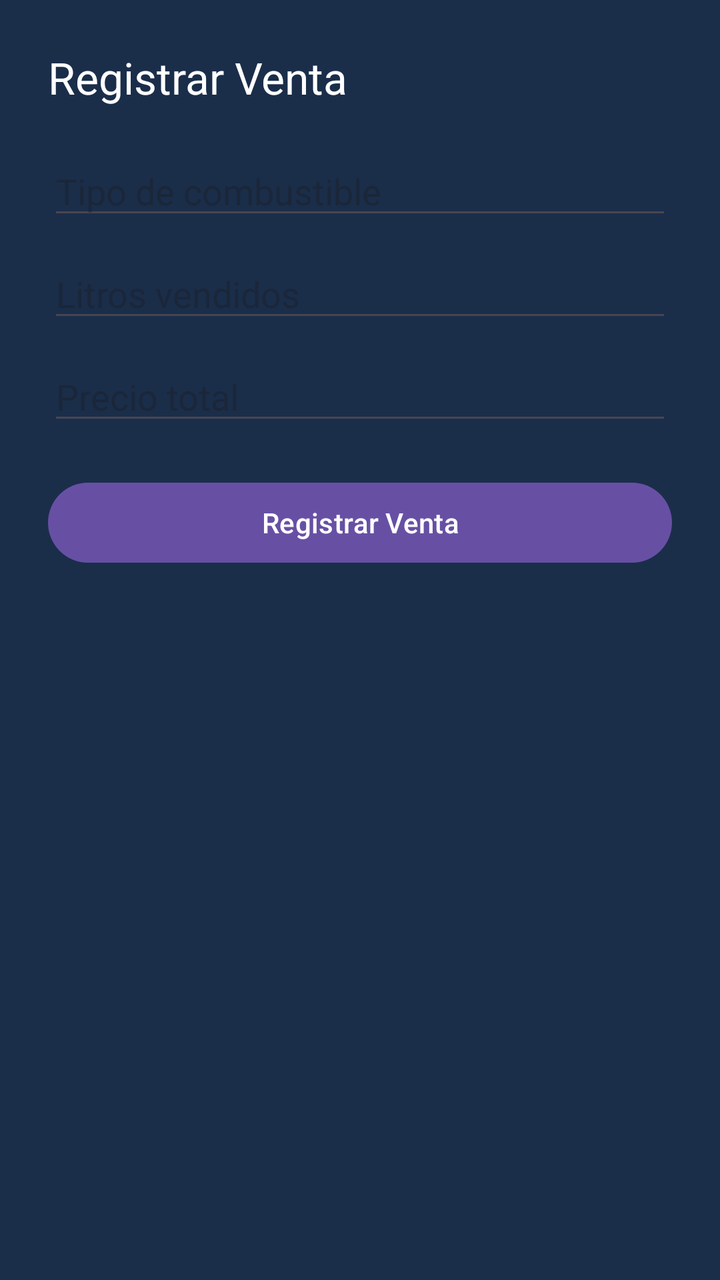
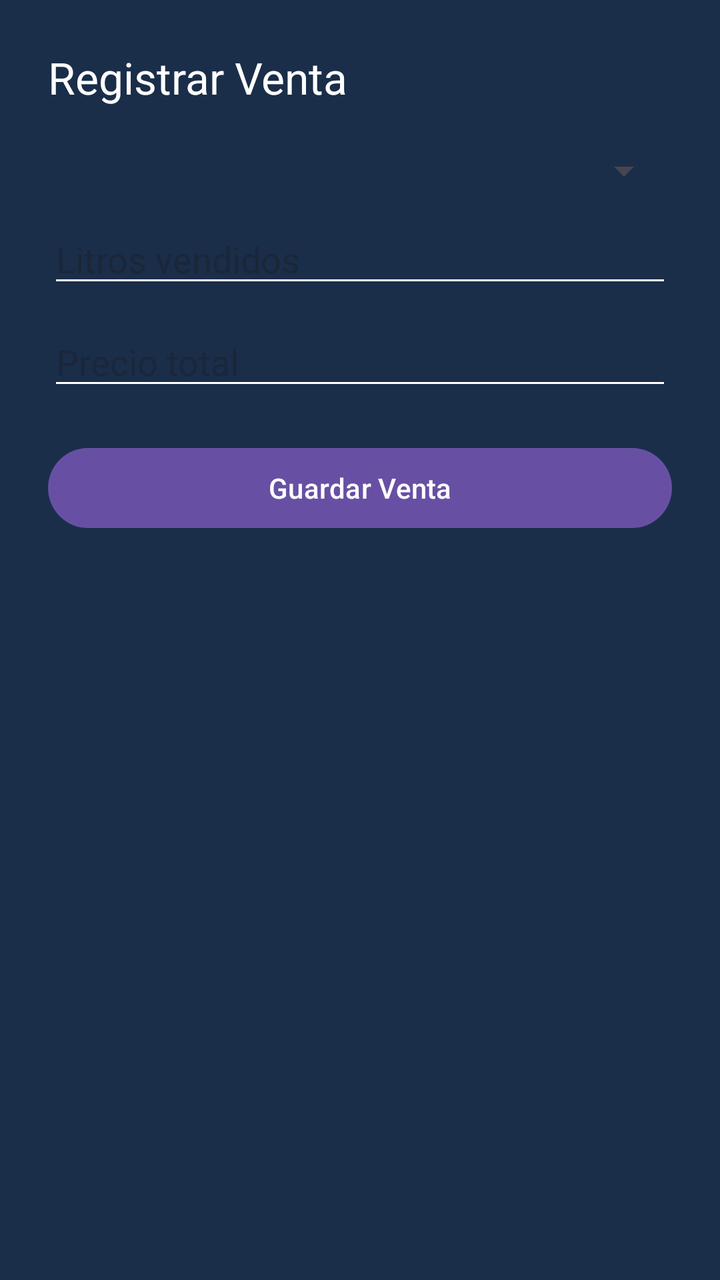

An Android layout rendered at two revisions. The XML below is the earlier revision; the diff shows what the commit changed to produce the second picture.
<!-- AndroidManifest.xml: application theme Theme.StationAdviser -->
<!-- res/layout/activity_registrar_venta.xml -->
<LinearLayout xmlns:android="http://schemas.android.com/apk/res/android"
    android:orientation="vertical"
    android:padding="24dp"
    android:layout_width="match_parent"
    android:layout_height="match_parent"
    android:background="#1A2E4A">

    <TextView
        android:text="Registrar Venta"
        android:textSize="22sp"
        android:textColor="#FFFFFF"
        android:layout_marginBottom="20dp"
        android:layout_width="wrap_content"
        android:layout_height="wrap_content"/>

    <EditText
        android:id="@+id/editTipo"
        android:hint="Tipo de combustible"
        android:layout_width="match_parent"
        android:layout_height="wrap_content"/>

    <EditText
        android:id="@+id/editLitros"
        android:hint="Litros vendidos"
        android:layout_marginTop="10dp"
        android:layout_width="match_parent"
        android:layout_height="wrap_content"/>

    <EditText
        android:id="@+id/editPrecio"
        android:hint="Precio total"
        android:layout_marginTop="10dp"
        android:layout_width="match_parent"
        android:layout_height="wrap_content"/>

    <Button
        android:id="@+id/buttonRegistrar"
        android:text="Registrar Venta"
        android:layout_marginTop="20dp"
        android:layout_width="match_parent"
        android:layout_height="wrap_content"/>

</LinearLayout>
<!-- resources referenced by this layout -->
<resources>
  <style name="Theme.StationAdviser" parent="Base.Theme.StationAdviser" />
  <style name="Base.Theme.StationAdviser" parent="Theme.Material3.DayNight.NoActionBar">
          
          
      </style>
</resources>

<!-- the commit's change to res/layout/activity_registrar_venta.xml (unified diff, before → after) -->
@@ -1,9 +1,9 @@
 <LinearLayout xmlns:android="http://schemas.android.com/apk/res/android"
     android:orientation="vertical"
     android:padding="24dp"
+    android:background="#1A2E4A"
     android:layout_width="match_parent"
-    android:layout_height="match_parent"
-    android:background="#1A2E4A">
+    android:layout_height="match_parent">
 
     <TextView
         android:text="Registrar Venta"
@@ -13,29 +13,32 @@
         android:layout_width="wrap_content"
         android:layout_height="wrap_content"/>
 
-    <EditText
-        android:id="@+id/editTipo"
-        android:hint="Tipo de combustible"
+    <Spinner
+        android:id="@+id/spinnerTipo"
         android:layout_width="match_parent"
         android:layout_height="wrap_content"/>
 
     <EditText
         android:id="@+id/editLitros"
         android:hint="Litros vendidos"
+        android:backgroundTint="#FFFFFF"
         android:layout_marginTop="10dp"
+        android:inputType="numberDecimal"
         android:layout_width="match_parent"
         android:layout_height="wrap_content"/>
 
     <EditText
         android:id="@+id/editPrecio"
         android:hint="Precio total"
+        android:backgroundTint="#FFFFFF"
         android:layout_marginTop="10dp"
+        android:inputType="numberDecimal"
         android:layout_width="match_parent"
         android:layout_height="wrap_content"/>
 
     <Button
-        android:id="@+id/buttonRegistrar"
-        android:text="Registrar Venta"
+        android:id="@+id/buttonGuardar"
+        android:text="Guardar Venta"
         android:layout_marginTop="20dp"
         android:layout_width="match_parent"
         android:layout_height="wrap_content"/>
